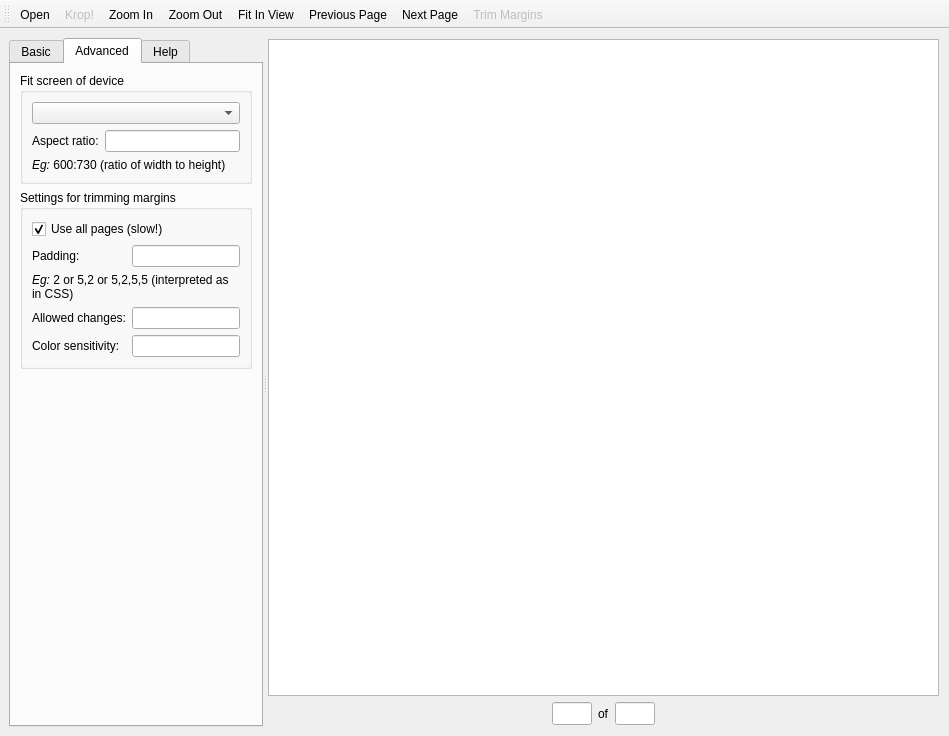
arminstraub/krop, file krop/mainwindow.ui: the form before one commit.
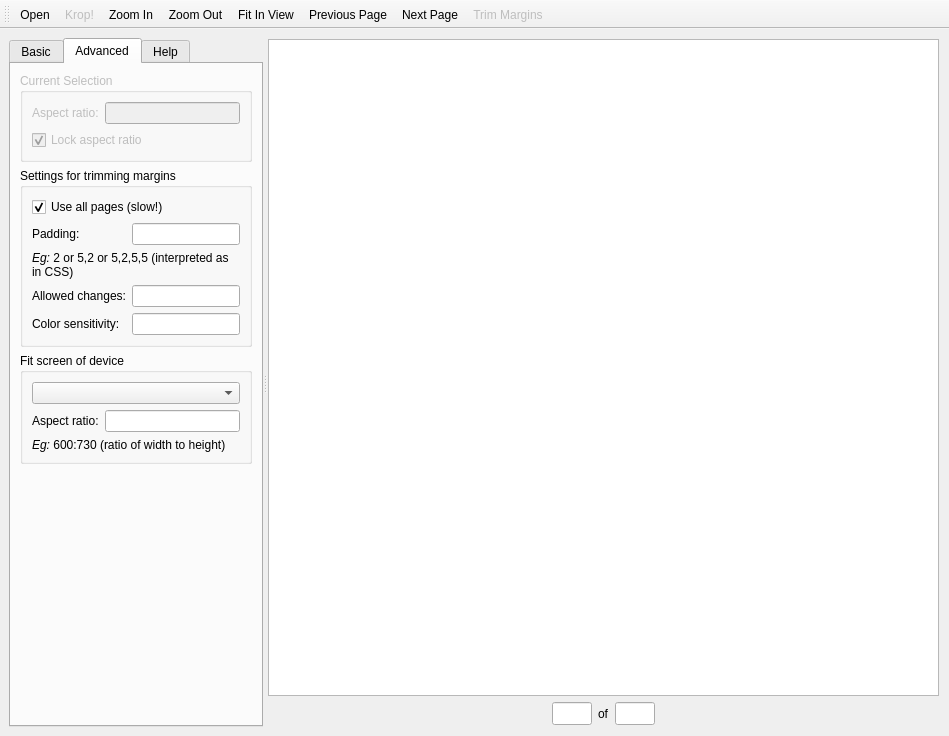
The form after the commit. The open tabs and pages were chosen to show the change.

Commit message: Keep track of current selection and highlight it visually

```diff
--- a/krop/mainwindow.ui
+++ b/krop/mainwindow.ui
@@ -236,40 +236,33 @@
         </attribute>
         <layout class="QVBoxLayout" name="verticalLayout_6">
          <item>
-          <widget class="QGroupBox" name="groupDevice">
+          <widget class="QGroupBox" name="groupCurrentSel">
+           <property name="enabled">
+            <bool>false</bool>
+           </property>
            <property name="title">
-            <string>Fit screen of device</string>
+            <string>Current Selection</string>
            </property>
-           <layout class="QFormLayout" name="formLayout">
-            <property name="fieldGrowthPolicy">
-             <enum>QFormLayout::ExpandingFieldsGrow</enum>
-            </property>
-            <item row="0" column="0" colspan="2">
-             <widget class="QComboBox" name="comboDevice">
-              <property name="editable">
-               <bool>false</bool>
-              </property>
-              <property name="sizeAdjustPolicy">
-               <enum>QComboBox::AdjustToContentsOnFirstShow</enum>
-              </property>
-             </widget>
-            </item>
-            <item row="1" column="0">
-             <widget class="QLabel" name="labelAspectRatio">
+           <layout class="QGridLayout" name="gridLayout_4">
+            <item row="0" column="0">
+             <widget class="QLabel" name="labelSelAspectRatio">
               <property name="text">
                <string>Aspect ratio:</string>
               </property>
              </widget>
             </item>
-            <item row="1" column="1">
-             <widget class="QLineEdit" name="editAspectRatio"/>
+            <item row="0" column="1">
+             <widget class="QLineEdit" name="editSelAspectRatio"/>
             </item>
-            <item row="2" column="0" colspan="2">
-             <widget class="QLabel" name="labelDeviceHelp">
+            <item row="1" column="0" colspan="2">
+             <widget class="QCheckBox" name="checkSelLockAspectRatio">
+              <property name="toolTip">
+               <string/>
+              </property>
               <property name="text">
-               <string>&lt;p&gt;&lt;i&gt;Eg:&lt;/i&gt; 600:730 (ratio of width to height)&lt;/p&gt;</string>
+               <string>Lock aspect ratio</string>
               </property>
-              <property name="wordWrap">
+              <property name="checked">
                <bool>true</bool>
               </property>
              </widget>
@@ -360,6 +353,48 @@
            </layout>
           </widget>
          </item>
+         <item>
+          <widget class="QGroupBox" name="groupDevice">
+           <property name="title">
+            <string>Fit screen of device</string>
+           </property>
+           <layout class="QFormLayout" name="formLayout">
+            <property name="fieldGrowthPolicy">
+             <enum>QFormLayout::ExpandingFieldsGrow</enum>
+            </property>
+            <item row="0" column="0" colspan="2">
+             <widget class="QComboBox" name="comboDevice">
+              <property name="editable">
+               <bool>false</bool>
+              </property>
+              <property name="sizeAdjustPolicy">
+               <enum>QComboBox::AdjustToContentsOnFirstShow</enum>
+              </property>
+             </widget>
+            </item>
+            <item row="1" column="0">
+             <widget class="QLabel" name="labelAspectRatio">
+              <property name="text">
+               <string>Aspect ratio:</string>
+              </property>
+             </widget>
+            </item>
+            <item row="1" column="1">
+             <widget class="QLineEdit" name="editAspectRatio"/>
+            </item>
+            <item row="2" column="0" colspan="2">
+             <widget class="QLabel" name="labelDeviceHelp">
+              <property name="text">
+               <string>&lt;p&gt;&lt;i&gt;Eg:&lt;/i&gt; 600:730 (ratio of width to height)&lt;/p&gt;</string>
+              </property>
+              <property name="wordWrap">
+               <bool>true</bool>
+              </property>
+             </widget>
+            </item>
+           </layout>
+          </widget>
+         </item>
          <item>
           <spacer name="verticalSpacer">
            <property name="orientation">
```
Left out of the diff: 2 changed lines with no effect on the pictures. The commit also changes 6 other files.
